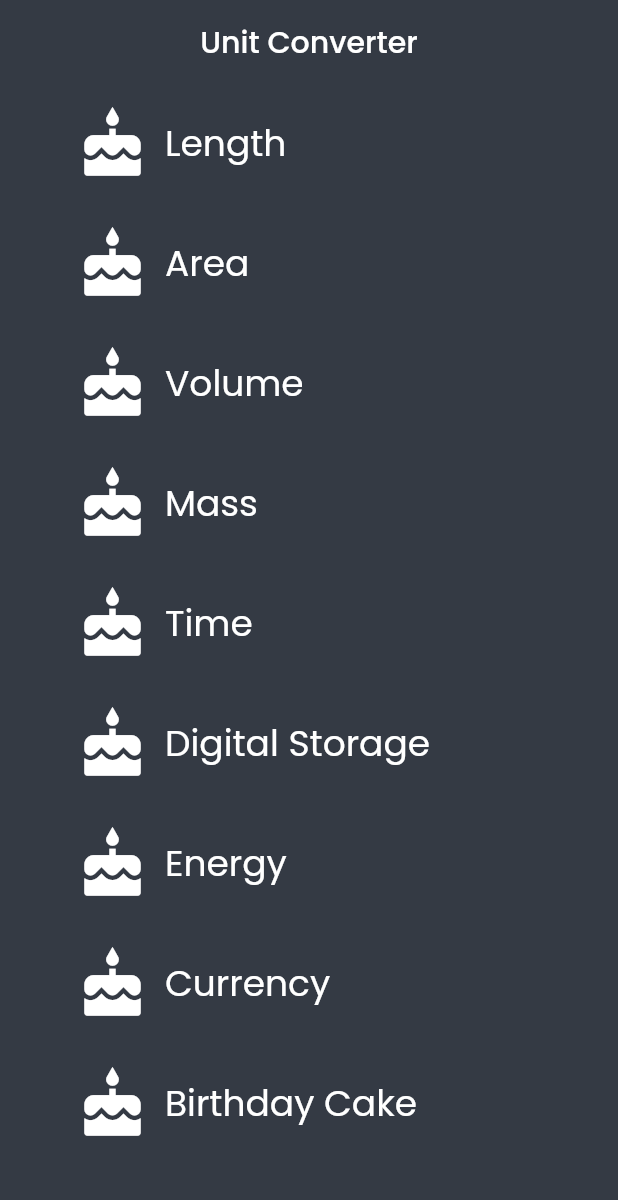
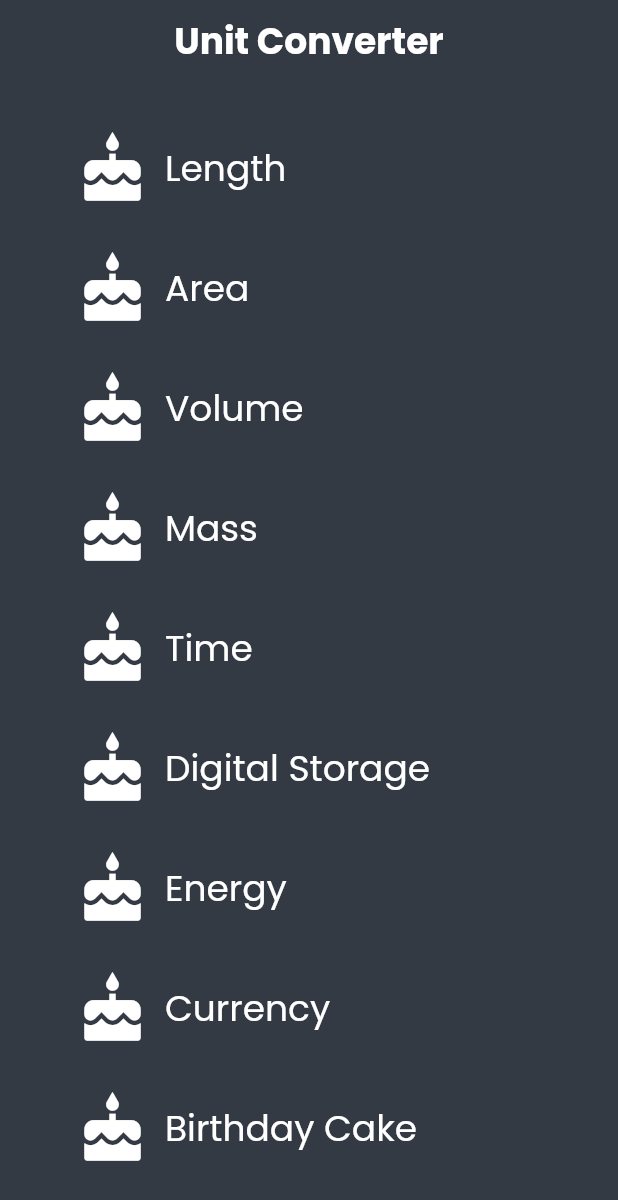
Before and after one commit to Pszione/flutter_udacity_course, a Flutter app: the screen it shows after launch, on a phone screen of 412 x 824 dp. Shown: the top 1200 px of the screen. Run offline on Flutter 3.47's test engine with Material 2 defaults, Android fonts, the phone set to English and light mode, and no system bars; our stand-ins replace google_fonts.

Commit message:
UnitConverter - Course 04 - Navigation | CategoriesScreen and ConverterScreen part I

```diff
--- a/lib/categories_screen.dart
+++ b/lib/categories_screen.dart
@@ -1,4 +1,5 @@
 import 'package:flutter/material.dart';
+import 'package:flutter_udacity_course/unit.dart';
 
 import 'components/category.dart';
 import 'constants.dart';
@@ -16,7 +17,10 @@ class CategoriesScreen extends StatelessWidget {
           label: CategoryModel.categoryNames[i],
           color: CategoryModel.baseColors[i],
           icon: Icons.cake,
-      ));
+          units: const [
+            Unit(name: 'Pedras', conversion: 1.5),
+            Unit(name: 'Pedrões', conversion: 5.0)
+          ]));
     }
     return _buildCategoryWidgets(categories);
   }
@@ -25,10 +29,17 @@ class CategoriesScreen extends StatelessWidget {
   Widget _buildCategoryWidgets(List<Widget> categories) {
     return ListView.builder(
         itemCount: categories.length,
-      itemBuilder: (_, index) => Padding(
+        itemBuilder: (_, index) {
+          return Padding(
             padding: const EdgeInsets.symmetric(horizontal: kDefaultPadding),
-        child: categories[index],
+            child: Column(
+              children: [
+                categories[index],
+                if (index == categories.length - 1)
+                  const SizedBox(height: rowHeight * 1.5),
+              ],
             ),
           );
+        });
   }
 }
--- a/lib/components/category.dart
+++ b/lib/components/category.dart
@@ -1,9 +1,11 @@
 import 'package:flutter/material.dart';
+import 'package:flutter_udacity_course/converter_screen.dart';
 
 import '../constants.dart';
+import '../unit.dart';
 
-const _rowHeight = 80.0;
-final _borderRadius = kHugeBorderRadius;
+const rowHeight = 80.0;
+final borderRadius = kHugeBorderRadius;
 
 class Category extends StatelessWidget {
   const Category({
@@ -11,22 +13,33 @@ class Category extends StatelessWidget {
     required this.label,
     required this.icon,
     required this.color,
+    required this.units,
   }) : super(key: key);
   final String label;
   final Color? color;
   final IconData icon;
+  final List<Unit> units;
 
   @override
   Widget build(BuildContext context) {
     return Material(
       color: Colors.transparent,
       child: SizedBox(
-        height: _rowHeight,
+        height: rowHeight,
         child: InkWell(
           onTap: () {
             print('I was tapped!');
+            Navigator.push(
+              context,
+              MaterialPageRoute(
+                  builder: (context) => UnitConverterScreen(
+                        unitName: label,
+                        unitColor: color,
+                        units: units,
+                      )),
+            );
           },
-          borderRadius: _borderRadius,
+          borderRadius: borderRadius,
           highlightColor: color,
           splashColor: color,
           radius: kSplashRadius,
--- a/lib/constants.dart
+++ b/lib/constants.dart
@@ -40,16 +40,21 @@ class AppBarCustom extends StatelessWidget implements PreferredSizeWidget {
   final Color? color;
 
   @override
-  Size get preferredSize => AppBar().preferredSize;
+  Size get preferredSize => AppBar().preferredSize * 1.3;
 
   @override
   Widget build(BuildContext context) {
     return AppBar(
       title: Text(title ?? kAppName),
+      titleTextStyle: Theme.of(context)
+          .textTheme
+          .headline5!
+          .copyWith(fontWeight: FontWeight.bold),
       centerTitle: true,
       elevation: 0,
       automaticallyImplyLeading: true,
-      backgroundColor: color,
+      backgroundColor: color?.withOpacity(0.75),
+      iconTheme: const IconThemeData(size: 60),
     );
   }
 }
--- a/lib/main.dart
+++ b/lib/main.dart
@@ -19,15 +19,14 @@ class UnitConverterApp extends StatelessWidget {
     return MaterialApp(
       debugShowCheckedModeBanner: false,
       title: kAppName,
-      home: Scaffold(
+      home: const Scaffold(
         //backgroundColor: Colors.green[100],
-        appBar: const AppBarCustom(
+        appBar: AppBarCustom(
           title: kAppName,
         ),
-        body: const Center(
+        body: Center(
           child: Padding(
-            padding: EdgeInsets.zero,
-            child: CategoriesScreen(),
+            padding: EdgeInsets.zero, child: CategoriesScreen(),
             // Category(
             //   label: 'Cake',
             //   icon: Icons.cake,
--- /dev/null
+++ b/lib/unit.dart
@@ -0,0 +1,20 @@
+/// Information about a [Unit].
+class Unit {
+  final String? name;
+  final double? conversion;
+
+  /// A [Unit] stores its name and conversion factor.
+  ///
+  /// An example would be 'Meter' and '1.0'.
+  const Unit({
+    required String this.name,
+    required double this.conversion,
+  });
+
+  /// Creates a [Unit] from a JSON object.
+  Unit.fromJson(Map jsonMap)
+      : assert(jsonMap['name'] != null),
+        assert(jsonMap['conversion'] != null),
+        name = jsonMap['name'],
+        conversion = jsonMap['conversion'].toDouble();
+}
```
Also changed, not shown: lib/converter_screen.dart (+30 -3 lines). Lines whose indentation alone changed are shown as unchanged.
